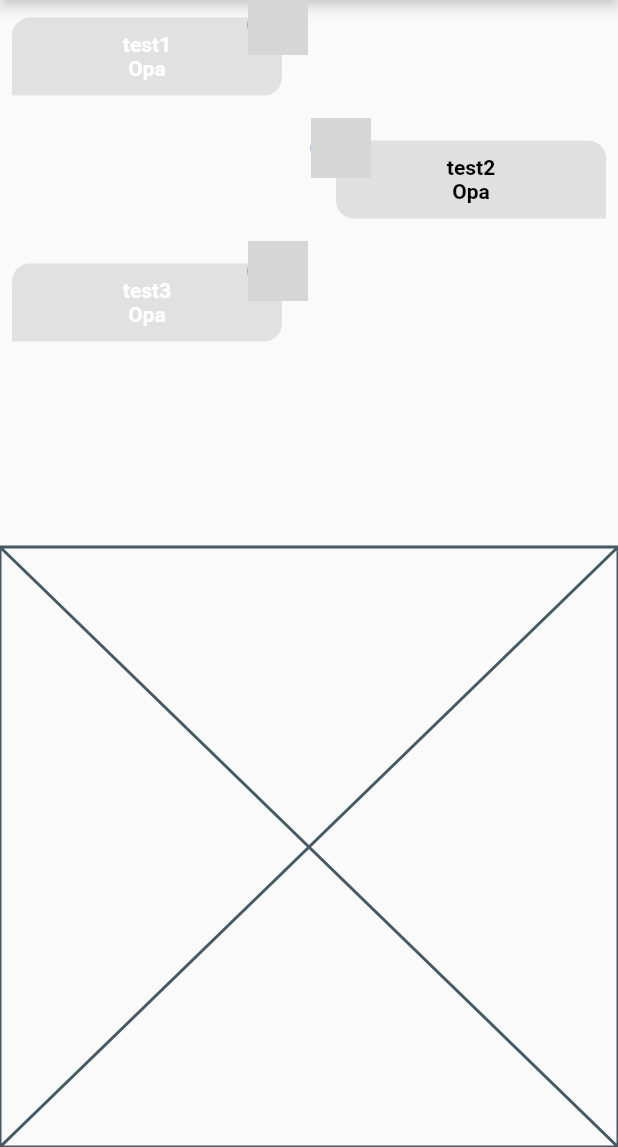
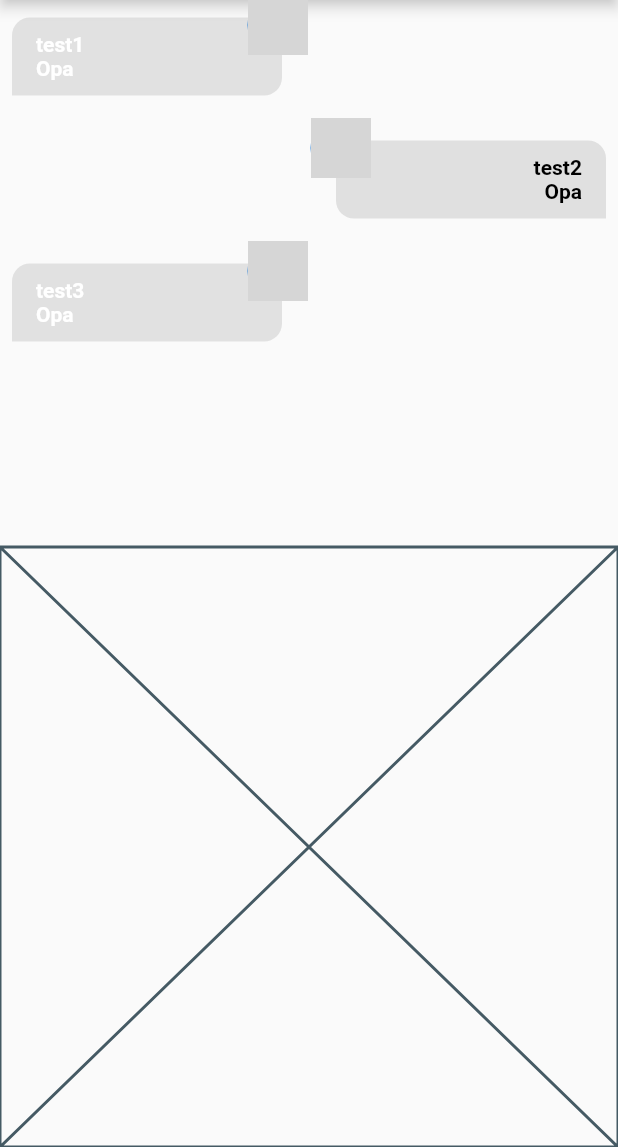
Before and after one commit to richardborgesdev/flutter-cod3r-chat, a Flutter app: the screen it shows after launch, on a phone screen of 412 x 824 dp, the part 89-1236 px from its top. Run offline on Flutter 3.47's test engine with Material 2 defaults, Android fonts, the phone set to English and light mode, and no system bars; our stand-ins replace image_picker; accounts and stored records are empty; grey boxes are pictures that could not be loaded.

Commit message:
chore: align text if belongs to current user or not

```diff
--- a/lib/components/message_bubble.dart
+++ b/lib/components/message_bubble.dart
@@ -66,6 +66,9 @@ class MessageBubble extends StatelessWidget {
                   horizontal: 8,
                 ),
                 child: Column(
+                  crossAxisAlignment: belongsToCurrentUser
+                      ? CrossAxisAlignment.end
+                      : CrossAxisAlignment.start,
                   children: [
                     Text(
                       message.userName,
@@ -77,6 +80,9 @@ class MessageBubble extends StatelessWidget {
                     ),
                     Text(
                       message.text,
+                      textAlign: belongsToCurrentUser
+                          ? TextAlign.right
+                          : TextAlign.left,
                       style: TextStyle(
                         fontWeight: FontWeight.bold,
                         color:
```
